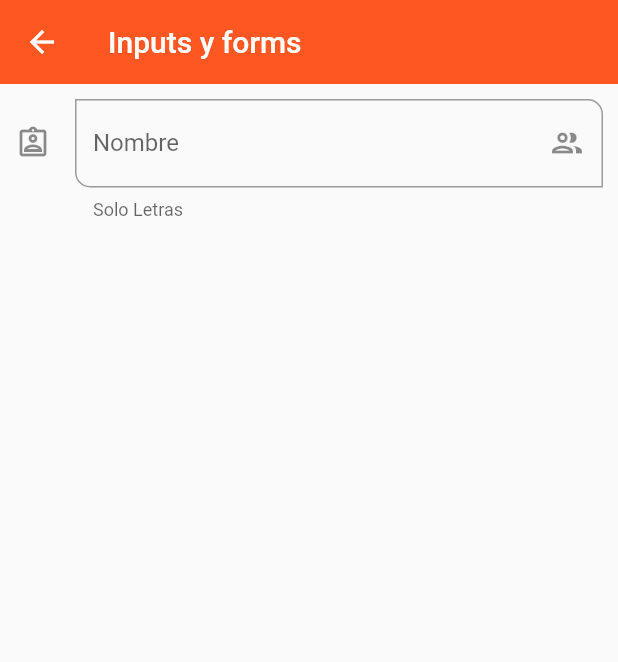
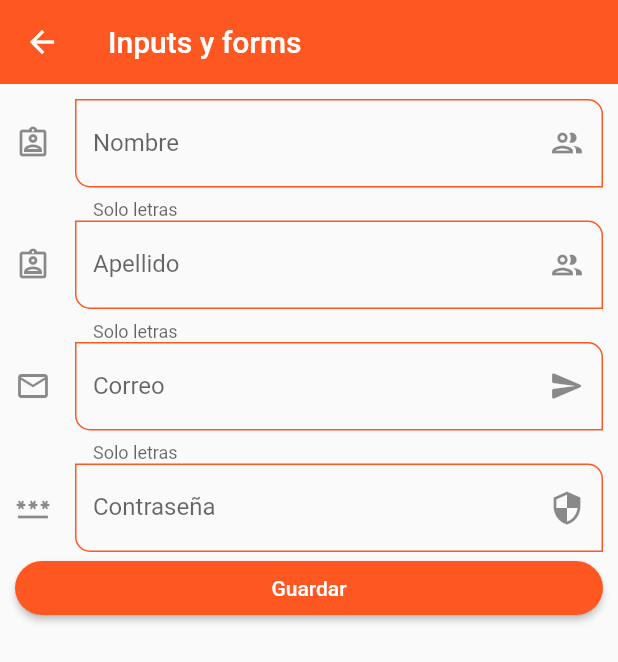
Before and after one commit to BrandoAngulo/Flutter, a Flutter app: the InputsScreen screen opened by its route, on a phone screen of 412 x 824 dp. Shown: the top 662 px of the screen. Run offline on Flutter 3.47's test engine with Material 2 defaults, Android fonts, the phone set to English and light mode, and no system bars; our stand-ins replace font_awesome_flutter.

Commit message:
añadido formulario y sus diferentes inputs

```diff
--- a/project_app_1/lib/screens/alert_screen.dart
+++ b/project_app_1/lib/screens/alert_screen.dart
@@ -1,7 +1,6 @@
 import 'dart:io';
 
 import 'package:flutter/cupertino.dart';
-import 'package:flutter/foundation.dart';
 import 'package:flutter/material.dart';
 
 class AlertScreen extends StatelessWidget {
--- a/project_app_1/lib/screens/inputs_screen.dart
+++ b/project_app_1/lib/screens/inputs_screen.dart
@@ -1,10 +1,22 @@
 import 'package:flutter/material.dart';
+import 'package:project_app_1/widgets/custom_inputs_field.dart';
 
 class InputsScreen extends StatelessWidget {
   const InputsScreen({Key? key}) : super(key: key);
 
   @override
   Widget build(BuildContext context) {
+
+    final GlobalKey<FormState>myFormKey = GlobalKey<FormState>();
+
+    final Map<String, String>formValues={
+      'nombre': 'prueba',
+      'apellido':'prueba2',
+      'correo':'prueba@prueba.com',
+      'password':'123456*/s',
+      'role':'admin',
+    };
+
     return Scaffold(
       appBar: AppBar(
         title: const Text('Inputs y forms'),
@@ -12,46 +24,38 @@ class InputsScreen extends StatelessWidget {
       //trabajar dentro del SingleChildScrollView nos permite dar scroll cuando aparece el teclado y nos tama la demas informacion
       body: SingleChildScrollView(
         padding: const EdgeInsets.symmetric(horizontal: 10, vertical: 10),
-        child : Column(
-          children: [
-            TextFormField(
-              autofocus: false,
-              //autocorrect: true,
-              //la funcion OnChange captura e valor tecleado en el input
-              onChanged: (value) {
-                print('$value');
+        child : Form(
+          key: myFormKey,
+          child: Column(
+            children: [
+              CustomInputsFields(hintText: 'Nombre', helperText: 'Solo letras', icon: Icons.assignment_ind_outlined, suffixIcon: Icons.group_outlined,
+               label: 'Nombre', formProperty: 'nombre', formValues: formValues, ),
+
+              CustomInputsFields(hintText: 'Apellido', helperText: 'Solo letras', icon: Icons.assignment_ind_outlined, suffixIcon: Icons.group_outlined
+              ,label: 'Apellido', formProperty: 'apellido', formValues: formValues,),
+
+              CustomInputsFields(hintText: 'Correo', helperText: 'Solo letras', icon: Icons.email_outlined, suffixIcon: Icons.send_rounded,label: 'Correo',
+               keyboardType: TextInputType.emailAddress, formProperty: 'correo', formValues: formValues,),
+
+              CustomInputsFields(hintText: 'Contraseña', icon: Icons.password, suffixIcon: Icons.security_outlined,label: 'Contraseña', obscureText: true,
+               formProperty: 'password', formValues: formValues,),
+
+              //boton para guardar datos del formulario
+              ElevatedButton(child: const SizedBox(width: double.infinity,child: Center(child: Text('Guardar'),),),
+
+                onPressed: () {
+                  //remover teclado siempre que se toque el boton
+                  FocusScope.of(context).requestFocus(FocusNode());
+                  //si la key no llega a este formulario
+                  if (!myFormKey.currentState!.validate()) {
+                    print(formValues);
+                    return;
+                  }
               },
-              //valida algo dentro del input ejemplo va a validar el minimo de caracteres en el input
-              validator: (value) {
-                if (value == null) return 'Este campo es requerido'; {
-                  return value.length < 3 ? 'minimo 3 caracteres' : null;
-                }
-              },
-              //llama la validacion realizada con el validator
-              autovalidateMode: AutovalidateMode.onUserInteraction,
-              //decora el input
-              decoration: const InputDecoration(
-                //es el placeHolder, o muestra lo que el usuario debe insertar en ese input
-                hintText: 'Nombre',
-                //muestra lo que debemos teclear abajo del input
-                helperText: 'Solo Letras',
-                //icono dento del input a la derecha
-                suffixIcon: Icon(Icons.group_outlined),
-                //por fuera del input al lado izquierdo
-                icon: Icon(Icons.assignment_ind_outlined),
-                //Titulo del campo
-                label: Text('Nombre'),
-                //aplica bordes en el input
-                border: OutlineInputBorder(
-                  borderRadius: BorderRadius.only(bottomLeft: Radius.circular(10),topRight: Radius.circular(10))
-                )
-              ),
-            ),
-          ],
+              )
+            ],
+          ),
         ),
-
-
-
       ),
       );
   }
--- a/project_app_1/lib/theme/app_theme.dart
+++ b/project_app_1/lib/theme/app_theme.dart
@@ -25,10 +25,27 @@ class AppTheme {
         style: ElevatedButton.styleFrom(
       backgroundColor: primary,
       shape: const StadiumBorder(),
-      ))
+    )),
 
-      //CircleAvatar
+    //inputsTheme
+    inputDecorationTheme: const InputDecorationTheme(
+        floatingLabelStyle: TextStyle(color: primary),
+        enabledBorder: OutlineInputBorder(
+          borderSide: BorderSide(color: primary), //color borde inputs
+          borderRadius: BorderRadius.only(bottomLeft: Radius.circular(10), topRight: Radius.circular(10)) //bordes redondos en las esquinas
+        ),
 
+        //cuando el input no esta seleccionado o focusiado
+        focusedBorder: OutlineInputBorder(
+        borderSide: BorderSide(color: primary),
+        borderRadius: BorderRadius.only(bottomLeft: Radius.circular(10), topRight: Radius.circular(10))),
+
+        //
+        border: OutlineInputBorder(
+          borderRadius:BorderRadius.only(bottomLeft: Radius.circular(10), topRight:Radius.circular(10))
+        )
+
+      ),
   );
 
 //Dark Theme
@@ -43,6 +60,5 @@ class AppTheme {
       floatingActionButtonTheme: const FloatingActionButtonThemeData(
           backgroundColor: Colors.amber,
           elevation: 10,
-          splashColor: Colors.black12)
-  );
+          splashColor: Colors.black12));
 }
--- /dev/null
+++ b/project_app_1/lib/widgets/custom_inputs_field.dart
@@ -0,0 +1,62 @@
+import 'package:flutter/material.dart';
+
+class CustomInputsFields extends StatelessWidget {
+  final String? hintText;
+  final String? helperText;
+  final IconData? suffixIcon;
+  final IconData? icon;
+  final String? label;
+  final TextInputType? keyboardType;
+  final bool obscureText;
+  final String formProperty;
+  final Map <String, String> formValues;
+
+  const CustomInputsFields( {
+    super.key,
+     this.hintText,
+     this.helperText,
+     this.suffixIcon,
+     this.icon,
+     this.label,
+     this.keyboardType,
+     this.obscureText = false, //se pone por defecto en false por que normalmente viene asi peo tambien para que no tenga error al ponerlo para llamar el parametro
+     required this.formProperty,
+     required this.formValues,
+  });
+
+  @override
+  Widget build(BuildContext context) {
+
+    return TextFormField(
+      autofocus: false,
+      //autocorrect: true,
+      //la funcion OnChange captura el valor introducido en un input, le pasamos el formvalues q es el map y dentro las propiedades que va a recibir del formulario
+      onChanged: (value) => formValues[formProperty] = value,
+      //valida algo dentro del input ejemplo va a validar el minimo de caracteres en el input
+      validator: (value) {
+        if (value == null) return 'Este campo es requerido'; {
+          return value.length < 3 ? 'minimo 3 caracteres' : null;
+        }
+      },
+      //teclado para password
+      obscureText: obscureText,
+      //teclado para correo
+      keyboardType: keyboardType,
+      //llama la validacion realizada con el validator
+      autovalidateMode: AutovalidateMode.onUserInteraction,
+      //decora el input
+      decoration: InputDecoration(
+        //es el placeHolder, o muestra lo que el usuario debe insertar en ese input
+        hintText: hintText,
+        //muestra lo que debemos teclear abajo del input
+        helperText: helperText,
+        //icono dento del input a la derecha
+        suffixIcon: suffixIcon == null ? null : Icon(suffixIcon), //Icons.group_outlined
+        //por fuera del input al lado izquierdo
+        icon: icon == null ? null : Icon(icon), //Icons.assignment_ind_outlined
+        //Titulo del campo
+        label: Text('$label'),
+      ),
+    );
+  }
+}
--- a/project_app_1/lib/widgets/widgets.dart
+++ b/project_app_1/lib/widgets/widgets.dart
@@ -1,2 +1,3 @@
 export 'package:project_app_1/widgets/custom_card_type1.dart';
 export 'package:project_app_1/widgets/custom_card_type2.dart';
+export 'package:project_app_1/widgets/custom_inputs_field.dart';
```
Lines whose indentation alone changed are shown as unchanged.
